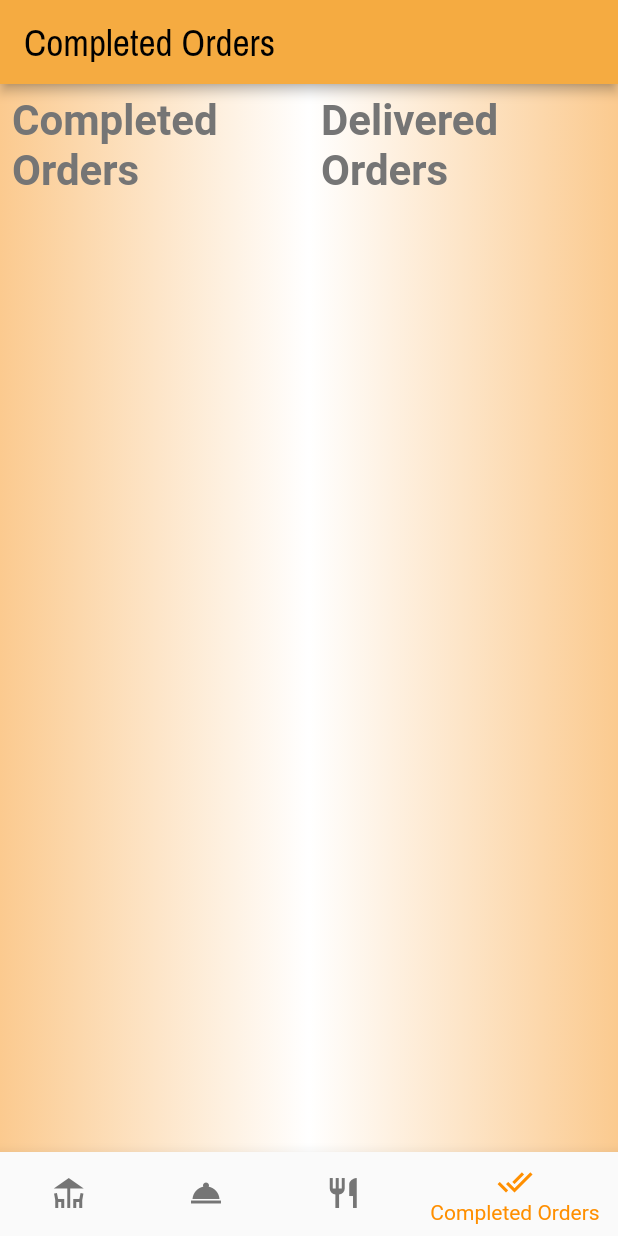
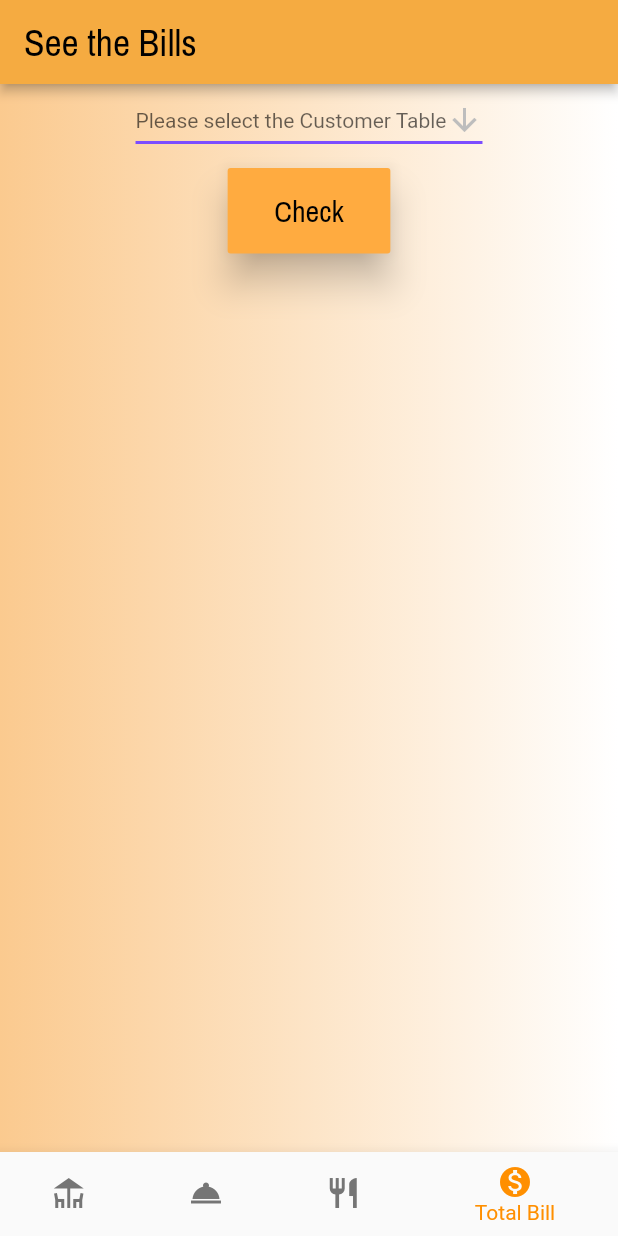
Before and after one commit to Samyush/anupa_customers, a Flutter app: the BottomNavigationPage screen opened directly, item 4 of the bottom bar chosen, on a phone screen of 412 x 824 dp. Run offline on Flutter 3.47's test engine with Material 2 defaults, Android fonts, the phone set to English and light mode, and no system bars; our stand-ins replace argon_buttons_flutter, flutter_spinkit; network calls fail; Roboto replaces fonts that are missing (BrandonText).

Commit message:
UI ready for get Orders and Bills, splash screen data loading changed

```diff
--- a/lib/screens/bottomNavigations/bottomNavs.dart
+++ b/lib/screens/bottomNavigations/bottomNavs.dart
@@ -1,7 +1,9 @@
-import 'package:anupa_customers/screens/completedOrdersPage/orderingPage.dart';
+import 'package:anupa_customers/networking/serverConnection/UserPersonalDemands/allFoods.dart';
+import 'package:anupa_customers/networking/serverConnection/UserPersonalDemands/allTables.dart';
 import 'package:anupa_customers/screens/customersPage/customersPage.dart';
 import 'package:anupa_customers/screens/kitchenPage/kitchensPage.dart';
 import 'package:anupa_customers/screens/newsFeeds/newsFeeds.dart';
+import 'package:anupa_customers/screens/totalBills/totalBillPage.dart';
 import 'package:flutter/material.dart';
 
 class BottomNavigationPage extends StatefulWidget {
@@ -14,13 +16,13 @@ class BottomNavigationPage extends StatefulWidget {
 class _BottomNavigationPageState extends State<BottomNavigationPage> {
   int _selectedIndex = 0;
 
-  static const TextStyle optionStyle =
-      TextStyle(fontSize: 30, fontWeight: FontWeight.bold);
+  // static const TextStyle optionStyle =
+  //     TextStyle(fontSize: 30, fontWeight: FontWeight.bold);
   static List<Widget> _widgetOptions = <Widget>[
     NewsFeeds(),
     CustomersPage(),
     KitchenPage(),
-    CompletedOrdersPage(),
+    TotalBills(),
   ];
 
   void _onItemTapped(int index) {
@@ -29,14 +31,14 @@ class _BottomNavigationPageState extends State<BottomNavigationPage> {
     });
   }
 
-  // @override
-  // void initState() {
-  //   super.initState();
-  //
-  //   //if following data in retrieving results to be null then it throws error
-  //   AllFoods().getFoods();
-  //   AllTables().getTables();
-  // }
+  @override
+  void initState() {
+    super.initState();
+
+    //if following data in retrieving results to be null then it throws error
+    AllFoods().getFoods();
+    AllTables().getTables();
+  }
 
   @override
   Widget build(BuildContext context) {
@@ -59,8 +61,8 @@ class _BottomNavigationPageState extends State<BottomNavigationPage> {
             label: 'Kitchen',
           ),
           BottomNavigationBarItem(
-            icon: Icon(Icons.done_all_sharp),
-            label: 'Completed Orders',
+            icon: Icon(Icons.monetization_on),
+            label: 'Total Bill',
           ),
         ],
         currentIndex: _selectedIndex,
--- a/lib/screens/completedOrdersPage/components/body.dart
+++ /dev/null
@@ -1,50 +0,0 @@
-import 'package:anupa_customers/builder/halfPageBuilder.dart';
-import 'package:flutter/material.dart';
-
-class Body extends StatelessWidget {
-  @override
-  Widget build(BuildContext context) {
-    return Row(
-      children: <Widget>[
-        Expanded(
-          child: Container(
-            decoration: BoxDecoration(
-              gradient: LinearGradient(
-                begin: Alignment.centerLeft,
-                end: Alignment.centerRight,
-                colors: [
-                  Color(0xFFFBCA8F),
-
-                  Colors.white,
-                  // Color(0xFFFBCA8F),
-                ],
-              ),
-            ),
-            child: HalfPageBuilder(
-              label: 'Completed Orders',
-            ),
-          ),
-        ),
-        Expanded(
-          child: Container(
-            decoration: BoxDecoration(
-              gradient: LinearGradient(
-                begin: Alignment.centerLeft,
-                end: Alignment.centerRight,
-                colors: [
-                  Colors.white,
-                  // Color(0xFFFBCA8F),
-                  Color(0xFFFBCA8F),
-                ],
-              ),
-            ),
-            // color: Color(0xFFFBCA8F),
-            child: HalfPageBuilder(
-              label: 'Delivered Orders',
-            ),
-          ),
-        ),
-      ],
-    );
-  }
-}
--- a/lib/screens/kitchenPage/components/kitchenLogin.dart
+++ b/lib/screens/kitchenPage/components/kitchenLogin.dart
@@ -1,5 +1,6 @@
 import 'package:anupa_customers/builder/customButton.dart';
 import 'package:anupa_customers/builder/streamer/kitchenLoginStreamer.dart';
+import 'package:anupa_customers/networking/serverConnection/UserPersonalDemands/newOrdersToKitchen.dart';
 import 'package:flutter/material.dart';
 
 class KitchenLogin extends StatefulWidget {
@@ -53,6 +54,7 @@ class _KitchenLoginState extends State<KitchenLogin> {
       child: CustomButton(
           label: 'Get In',
           onPressed: () {
+            AllOrders().getOrders();
             setState(() {
               _showMyDialog();
             });
--- a/lib/screens/splashScreen/splashDisplay.dart
+++ b/lib/screens/splashScreen/splashDisplay.dart
@@ -1,7 +1,5 @@
 import 'dart:async';
 
-import 'package:anupa_customers/networking/serverConnection/UserPersonalDemands/allFoods.dart';
-import 'package:anupa_customers/networking/serverConnection/UserPersonalDemands/allTables.dart';
 import 'package:anupa_customers/screens/loginRegister/loginScreen.dart';
 import 'package:flutter/material.dart';
 
@@ -16,8 +14,8 @@ class _SplashScreenState extends State<SplashScreen> {
     super.initState();
 
     //if following data in retrieving results to be null then it throws error
-    AllFoods().getFoods();
-    AllTables().getTables();
+    // AllFoods().getFoods();
+    // AllTables().getTables();
     Timer(
         Duration(seconds: 5),
         () => Navigator.of(context).pushReplacement(MaterialPageRoute(
--- /dev/null
+++ b/lib/screens/totalBills/components/body.dart
@@ -0,0 +1,121 @@
+import 'package:anupa_customers/appLists/appList.dart';
+import 'package:anupa_customers/builder/customButton.dart';
+import 'package:anupa_customers/builder/streamer/foodStreamer.dart';
+import 'package:flutter/material.dart';
+
+class Body extends StatefulWidget {
+  @override
+  _BodyState createState() => _BodyState();
+}
+
+class _BodyState extends State<Body> {
+  String dropdownValue;
+
+  _showMyDialog() async {
+    return showDialog<void>(
+      context: context,
+      barrierDismissible: false, // user must tap button!
+      builder: (BuildContext context) {
+        return AlertDialog(
+          title: Text('Forgot to select Order Table!!!'),
+          content: SingleChildScrollView(
+            child: ListBody(
+              children: <Widget>[
+                Text('Please select the order table'),
+                Text('Thank you!!!'),
+              ],
+            ),
+          ),
+          actions: <Widget>[
+            TextButton(
+              child: Text('Cancel'),
+              onPressed: () {
+                setState(() {
+                  Navigator.pop(context);
+                });
+              },
+            ),
+            TextButton(
+              child: Text('OK'),
+              onPressed: () {
+                setState(() {
+                  // login = false;
+                  Navigator.pop(context);
+                });
+              },
+            ),
+          ],
+        );
+      },
+    );
+  }
+
+  @override
+  Widget build(BuildContext context) {
+    return Row(
+      children: <Widget>[
+        Expanded(
+          child: Container(
+            decoration: BoxDecoration(
+              gradient: LinearGradient(
+                begin: Alignment.centerLeft,
+                end: Alignment.centerRight,
+                colors: [
+                  Color(0xFFFBCA8F),
+
+                  Colors.white,
+                  // Color(0xFFFBCA8F),
+                ],
+              ),
+            ),
+            child: Column(
+              children: [
+                DropdownButton(
+                    hint: Text('Please select the Customer Table'),
+                    value: dropdownValue,
+                    icon: Icon(Icons.arrow_downward),
+                    iconSize: 24,
+                    elevation: 16,
+                    style: TextStyle(color: Colors.deepPurple),
+                    underline: Container(
+                      height: 2,
+                      color: Colors.deepPurpleAccent,
+                    ),
+                    items: tables.map((table) {
+                      return DropdownMenuItem(
+                        value: table,
+                        child: Text(table),
+                      );
+                    }).toList(),
+                    onChanged: (String newValue) {
+                      setState(
+                        () {
+                          dropdownValue = newValue;
+                        },
+                      );
+                    }),
+                CustomButton(
+                    label: 'Check',
+                    onPressed: () {
+                      if (dropdownValue == null ||
+                          selectedIsFood == "Please Select Food") {
+                        _showMyDialog();
+                        print('error, select table number');
+                      } else {
+                        // OrderListBuilder(
+                        //     tableNo: dropdownValue, priceIs: getPrice())
+                        //     .listAdder(selectedIsFood);
+                      }
+                      // orderList.add('value');
+                      // print(orderList);
+                    }
+                    // _showMyDialog(),
+                    ),
+              ],
+            ),
+          ),
+        ),
+      ],
+    );
+  }
+}
--- a/lib/screens/completedOrdersPage/orderingPage.dart
+++ b/lib/screens/totalBills/totalBillPage.dart
@@ -1,12 +1,13 @@
-import 'package:anupa_customers/screens/completedOrdersPage/components/body.dart';
 import 'package:flutter/material.dart';
 
-class CompletedOrdersPage extends StatelessWidget {
+import 'components/body.dart';
+
+class TotalBills extends StatelessWidget {
   @override
   Widget build(BuildContext context) {
     return Scaffold(
       appBar: AppBar(
-        title: Text('Completed Orders'),
+        title: Text('See the Bills'),
       ),
       body: Body(),
     );
```
Also changed, not shown: lib/networking/serverConnection/UserPersonalDemands/newOrdersToKitchen.dart (added, +35 -0 lines), lib/screens/kitchenPage/components/afterLogin.dart (+19 -53 lines), lib/screens/kitchenPage/kitchensPage.dart (+13 -0 lines).
